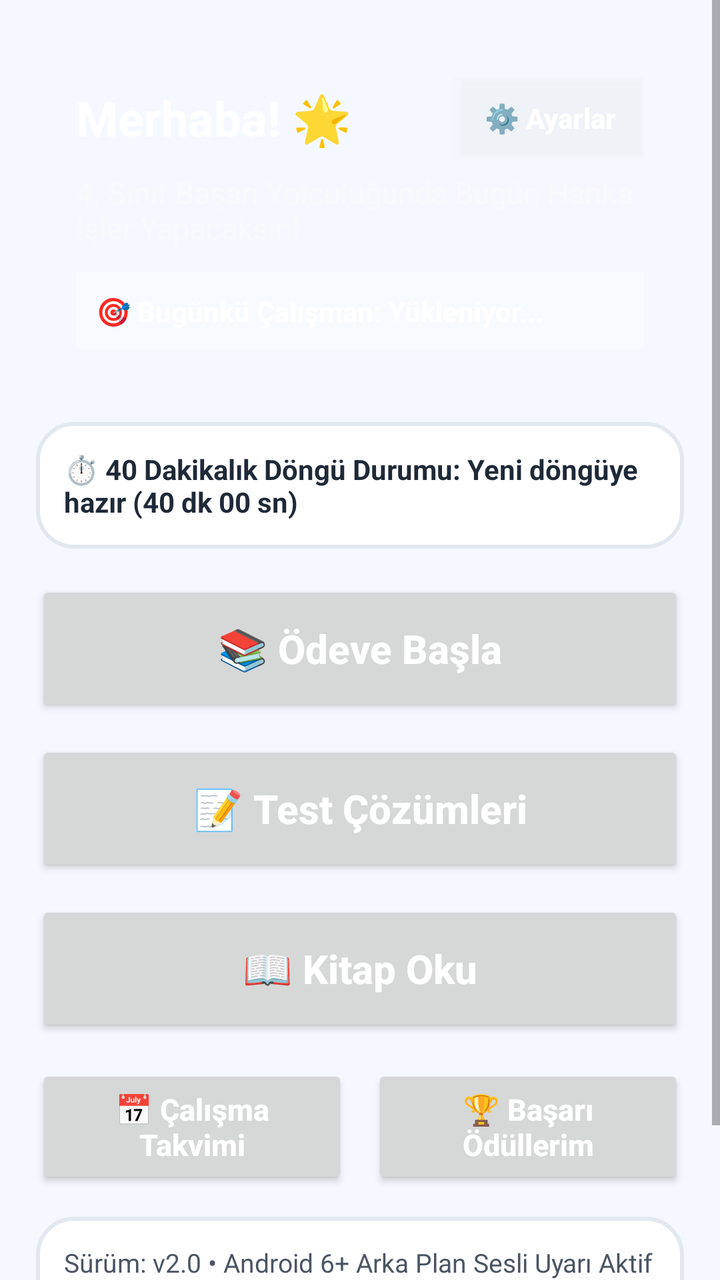
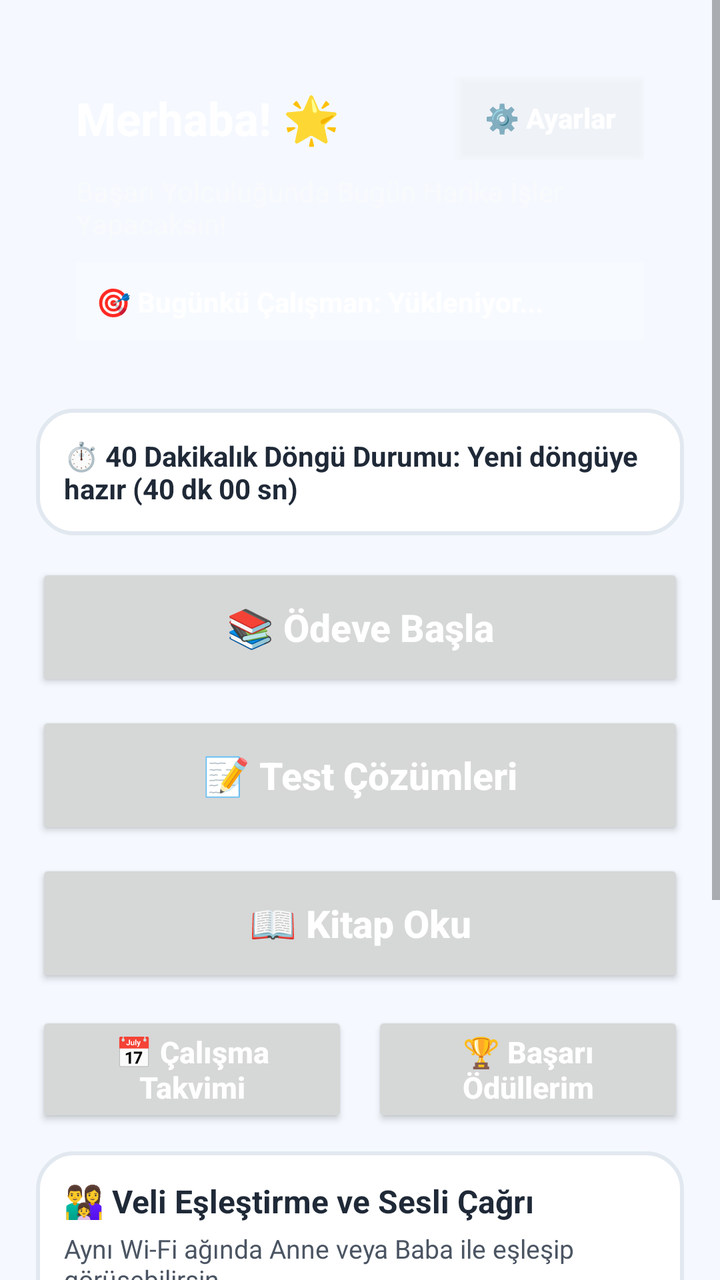

Compare the two renders of this Android layout. The source of the first and the diff that turns it into the second are given below.
<!-- AndroidManifest.xml: application theme AppTheme -->
<!-- res/layout/activity_main.xml -->
<?xml version="1.0" encoding="utf-8"?>
<ScrollView xmlns:android="http://schemas.android.com/apk/res/android"
    android:id="@+id/scrollRootMain"
    android:layout_width="match_parent"
    android:layout_height="match_parent"
    android:fillViewport="true"
    android:background="@color/bg_surface">

    <LinearLayout
        android:layout_width="match_parent"
        android:layout_height="wrap_content"
        android:orientation="vertical"
        android:padding="18dp">

        
        <LinearLayout
            android:id="@+id/layoutOnboardingContainer"
            android:layout_width="match_parent"
            android:layout_height="wrap_content"
            android:background="@drawable/bg_white_card"
            android:orientation="vertical"
            android:padding="22dp"
            android:visibility="gone">

            <TextView
                android:layout_width="match_parent"
                android:layout_height="wrap_content"
                android:text="🌟 Çalışma Zamanlayıcı'ya Hoş Geldin!"
                android:textColor="@color/text_dark"
                android:textSize="22sp"
                android:textStyle="bold" />

            <TextView
                android:layout_width="match_parent"
                android:layout_height="wrap_content"
                android:layout_marginTop="8dp"
                android:text="Başlamadan önce seni tanıyalım ve uygulama temanı hazırlayalım:"
                android:textColor="@color/text_muted"
                android:textSize="15sp" />

            <TextView
                android:layout_width="match_parent"
                android:layout_height="wrap_content"
                android:layout_marginTop="18dp"
                android:text="İsmin nedir?"
                android:textColor="@color/text_dark"
                android:textSize="16sp"
                android:textStyle="bold" />

            <EditText
                android:id="@+id/etOnboardName"
                android:layout_width="match_parent"
                android:layout_height="52dp"
                android:layout_marginTop="6dp"
                android:hint="İsmini buraya yaz..."
                android:inputType="textPersonName|textCapWords"
                android:padding="12dp"
                android:textColor="@color/text_dark"
                android:textSize="17sp" />

            <TextView
                android:layout_width="match_parent"
                android:layout_height="wrap_content"
                android:layout_marginTop="16dp"
                android:text="Seçiminiz (tema seçeneği için):"
                android:textColor="@color/text_dark"
                android:textSize="16sp"
                android:textStyle="bold" />

            <RadioGroup
                android:id="@+id/rgOnboardGender"
                android:layout_width="match_parent"
                android:layout_height="wrap_content"
                android:layout_marginTop="8dp"
                android:orientation="vertical">

                <RadioButton
                    android:id="@+id/rbOnboardGirl"
                    android:layout_width="match_parent"
                    android:layout_height="46dp"
                    android:checked="true"
                    android:text="👧 Kız (tema seçeneği için)"
                    android:textColor="@color/text_dark"
                    android:textSize="16sp" />

                <RadioButton
                    android:id="@+id/rbOnboardBoy"
                    android:layout_width="match_parent"
                    android:layout_height="46dp"
                    android:text="👦 Erkek (tema seçeneği için)"
                    android:textColor="@color/text_dark"
                    android:textSize="16sp" />
            </RadioGroup>

            <Button
                android:id="@+id/btnCompleteOnboarding"
                android:layout_width="match_parent"
                android:layout_height="58dp"
                android:layout_marginTop="20dp"
                android:text="🚀 Giriş Yap ve Başla"
                android:textAllCaps="false"
                android:textColor="#FFFFFF"
                android:textSize="18sp"
                android:textStyle="bold" />
        </LinearLayout>

        
        <LinearLayout
            android:id="@+id/layoutDashboardContainer"
            android:layout_width="match_parent"
            android:layout_height="wrap_content"
            android:orientation="vertical">

            
            <LinearLayout
                android:id="@+id/layoutMainHeaderCard"
                android:layout_width="match_parent"
                android:layout_height="wrap_content"
                android:orientation="vertical"
                android:padding="20dp"
                android:layout_marginBottom="16dp">

                <LinearLayout
                    android:layout_width="match_parent"
                    android:layout_height="wrap_content"
                    android:gravity="center_vertical"
                    android:orientation="horizontal">

                    <TextView
                        android:id="@+id/tvWelcomeUser"
                        android:layout_width="0dp"
                        android:layout_height="wrap_content"
                        android:layout_weight="1"
                        android:text="Merhaba! 🌟"
                        android:textColor="#FFFFFF"
                        android:textSize="24sp"
                        android:textStyle="bold" />

                    <Button
                        android:id="@+id/btnOpenSettings"
                        android:layout_width="wrap_content"
                        android:layout_height="42dp"
                        android:background="#33FFFFFF"
                        android:paddingStart="14dp"
                        android:paddingEnd="14dp"
                        android:text="⚙️ Ayarlar"
                        android:textAllCaps="false"
                        android:textColor="#FFFFFF"
                        android:textSize="14sp"
                        android:textStyle="bold" />
                </LinearLayout>

                <TextView
                    android:id="@+id/tvWelcomeSub"
                    android:layout_width="wrap_content"
                    android:layout_height="wrap_content"
                    android:layout_marginTop="6dp"
                    android:text="4. Sınıf Başarı Yolculuğunda Bugün Harika İşler Yapacaksın!"
                    android:textColor="#F8FAFC"
                    android:textSize="15sp" />

                <TextView
                    android:id="@+id/tvTodaySummaryBanner"
                    android:layout_width="match_parent"
                    android:layout_height="wrap_content"
                    android:layout_marginTop="12dp"
                    android:background="#28FFFFFF"
                    android:padding="10dp"
                    android:text="🎯 Bugünkü Çalışman: Yükleniyor..."
                    android:textColor="#FFFFFF"
                    android:textSize="14sp"
                    android:textStyle="bold" />
            </LinearLayout>

            
            <LinearLayout
                android:id="@+id/layoutCycleMemoryBox"
                android:layout_width="match_parent"
                android:layout_height="wrap_content"
                android:background="@drawable/bg_white_card"
                android:orientation="vertical"
                android:padding="14dp"
                android:layout_marginBottom="16dp">

                <TextView
                    android:id="@+id/tvCycleMemoryInfo"
                    android:layout_width="match_parent"
                    android:layout_height="wrap_content"
                    android:text="⏱️ 40 Dakikalık Döngü Durumu: Yeni döngüye hazır (40 dk 00 sn)"
                    android:textColor="@color/text_dark"
                    android:textSize="14sp"
                    android:textStyle="bold" />

                <Button
                    android:id="@+id/btnResumeActiveTimer"
                    android:layout_width="match_parent"
                    android:layout_height="50dp"
                    android:layout_marginTop="8dp"
                    android:text="▶️ Devam Eden Zamanlayıcı Ekranını Aç"
                    android:textAllCaps="false"
                    android:textColor="#FFFFFF"
                    android:textStyle="bold"
                    android:visibility="gone" />
            </LinearLayout>

            
            <Button
                android:id="@+id/btnStartHomework"
                android:layout_width="match_parent"
                android:layout_height="68dp"
                android:layout_marginBottom="12dp"
                android:text="📚 Ödeve Başla"
                android:textAllCaps="false"
                android:textColor="#FFFFFF"
                android:textSize="20sp"
                android:textStyle="bold" />

            <Button
                android:id="@+id/btnStartTest"
                android:layout_width="match_parent"
                android:layout_height="68dp"
                android:layout_marginBottom="12dp"
                android:text="📝 Test Çözümleri"
                android:textAllCaps="false"
                android:textColor="#FFFFFF"
                android:textSize="20sp"
                android:textStyle="bold" />

            <Button
                android:id="@+id/btnStartBookRead"
                android:layout_width="match_parent"
                android:layout_height="68dp"
                android:layout_marginBottom="14dp"
                android:text="📖 Kitap Oku"
                android:textAllCaps="false"
                android:textColor="#FFFFFF"
                android:textSize="20sp"
                android:textStyle="bold" />

            
            <LinearLayout
                android:layout_width="match_parent"
                android:layout_height="wrap_content"
                android:orientation="horizontal"
                android:weightSum="2"
                android:layout_marginBottom="14dp">

                <Button
                    android:id="@+id/btnOpenCalendar"
                    android:layout_width="0dp"
                    android:layout_height="62dp"
                    android:layout_weight="1"
                    android:layout_marginEnd="6dp"
                    android:text="📅 Çalışma Takvimi"
                    android:textAllCaps="false"
                    android:textColor="#FFFFFF"
                    android:textSize="15sp"
                    android:textStyle="bold" />

                <Button
                    android:id="@+id/btnOpenRewards"
                    android:layout_width="0dp"
                    android:layout_height="62dp"
                    android:layout_weight="1"
                    android:layout_marginStart="6dp"
                    android:text="🏆 Başarı Ödüllerim"
                    android:textAllCaps="false"
                    android:textColor="#FFFFFF"
                    android:textSize="15sp"
                    android:textStyle="bold" />
            </LinearLayout>

            
            <LinearLayout
                android:layout_width="match_parent"
                android:layout_height="wrap_content"
                android:background="@drawable/bg_white_card"
                android:orientation="vertical"
                android:padding="14dp">

                <TextView
                    android:id="@+id/tvAppVersionInfo"
                    android:layout_width="match_parent"
                    android:layout_height="wrap_content"
                    android:text="Sürüm: v2.0 • Android 6+ Arka Plan Sesli Uyarı Aktif"
                    android:textColor="@color/text_muted"
                    android:textSize="13sp"
                    android:layout_marginBottom="10dp" />

                <LinearLayout
                    android:layout_width="match_parent"
                    android:layout_height="wrap_content"
                    android:orientation="horizontal"
                    android:weightSum="2">

                    <Button
                        android:id="@+id/btnTestVoice"
                        android:layout_width="0dp"
                        android:layout_height="46dp"
                        android:layout_weight="1"
                        android:layout_marginEnd="6dp"
                        android:text="🔊 Anons Sesi Testi"
                        android:textAllCaps="false"
                        android:textColor="#FFFFFF"
                        android:textSize="13sp" />

                    <Button
                        android:id="@+id/btnCheckUpdate"
                        android:layout_width="0dp"
                        android:layout_height="46dp"
                        android:layout_weight="1"
                        android:layout_marginStart="6dp"
                        android:text="🔄 Güncelleme Bul"
                        android:textAllCaps="false"
                        android:textColor="#FFFFFF"
                        android:textSize="13sp" />
                </LinearLayout>
            </LinearLayout>

        </LinearLayout>

    </LinearLayout>
</ScrollView>
<!-- resources referenced by this layout -->
<resources>
  <color name="bg_surface">#F5F9FF</color>
  <color name="text_dark">#1F2937</color>
  <color name="text_muted">#4B5563</color>
  <!-- drawable bg_white_card (drawable) -->
  <?xml version="1.0" encoding="utf-8"?>
  <shape xmlns:android="http://schemas.android.com/apk/res/android" android:shape="rectangle">
      <solid android:color="#FFFFFF" />
      <corners android:radius="18dp" />
      <stroke android:width="2dp" android:color="#E2E8F0" />
  </shape>
  <style name="AppTheme" parent="android:Theme.Material.Light.NoActionBar">
          <item name="android:colorPrimary">@color/primary_default</item>
          <item name="android:colorPrimaryDark">@color/primary_dark_default</item>
          <item name="android:colorAccent">@color/accent_default</item>
          <item name="android:windowBackground">@color/bg_surface</item>
          <item name="android:statusBarColor">@color/primary_dark_default</item>
      </style>
  <color name="primary_default">#1E88E5</color>
  <color name="primary_dark_default">#1565C0</color>
  <color name="accent_default">#00897B</color>
</resources>

<!-- the commit's change to res/layout/activity_main.xml (unified diff, before → after) -->
@@ -34,14 +34,14 @@
                 android:layout_width="match_parent"
                 android:layout_height="wrap_content"
                 android:layout_marginTop="8dp"
-                android:text="Başlamadan önce seni tanıyalım ve uygulama temanı hazırlayalım:"
+                android:text="Başlamadan önce bilgilerini seçelim:"
                 android:textColor="@color/text_muted"
                 android:textSize="15sp" />
 
             <TextView
                 android:layout_width="match_parent"
                 android:layout_height="wrap_content"
-                android:layout_marginTop="18dp"
+                android:layout_marginTop="16dp"
                 android:text="İsmin nedir?"
                 android:textColor="@color/text_dark"
                 android:textSize="16sp"
@@ -61,7 +61,22 @@
             <TextView
                 android:layout_width="match_parent"
                 android:layout_height="wrap_content"
-                android:layout_marginTop="16dp"
+                android:layout_marginTop="14dp"
+                android:text="Kaçıncı sınıftasın? (1. - 8. Sınıf):"
+                android:textColor="@color/text_dark"
+                android:textSize="16sp"
+                android:textStyle="bold" />
+
+            <Spinner
+                android:id="@+id/spinnerOnboardGrade"
+                android:layout_width="match_parent"
+                android:layout_height="50dp"
+                android:layout_marginTop="6dp" />
+
+            <TextView
+                android:layout_width="match_parent"
+                android:layout_height="wrap_content"
+                android:layout_marginTop="14dp"
                 android:text="Seçiminiz (tema seçeneği için):"
                 android:textColor="@color/text_dark"
                 android:textSize="16sp"
@@ -77,7 +92,7 @@
                 <RadioButton
                     android:id="@+id/rbOnboardGirl"
                     android:layout_width="match_parent"
-                    android:layout_height="46dp"
+                    android:layout_height="44dp"
                     android:checked="true"
                     android:text="👧 Kız (tema seçeneği için)"
                     android:textColor="@color/text_dark"
@@ -86,7 +101,7 @@
                 <RadioButton
                     android:id="@+id/rbOnboardBoy"
                     android:layout_width="match_parent"
-                    android:layout_height="46dp"
+                    android:layout_height="44dp"
                     android:text="👦 Erkek (tema seçeneği için)"
                     android:textColor="@color/text_dark"
                     android:textSize="16sp" />
@@ -96,7 +111,7 @@
                 android:id="@+id/btnCompleteOnboarding"
                 android:layout_width="match_parent"
                 android:layout_height="58dp"
-                android:layout_marginTop="20dp"
+                android:layout_marginTop="18dp"
                 android:text="🚀 Giriş Yap ve Başla"
                 android:textAllCaps="false"
                 android:textColor="#FFFFFF"
@@ -118,7 +133,7 @@
                 android:layout_height="wrap_content"
                 android:orientation="vertical"
                 android:padding="20dp"
-                android:layout_marginBottom="16dp">
+                android:layout_marginBottom="14dp">
 
                 <LinearLayout
                     android:layout_width="match_parent"
@@ -133,7 +148,7 @@
                         android:layout_weight="1"
                         android:text="Merhaba! 🌟"
                         android:textColor="#FFFFFF"
-                        android:textSize="24sp"
+                        android:textSize="23sp"
                         android:textStyle="bold" />
 
                     <Button
@@ -155,15 +170,15 @@
                     android:layout_width="wrap_content"
                     android:layout_height="wrap_content"
                     android:layout_marginTop="6dp"
-                    android:text="4. Sınıf Başarı Yolculuğunda Bugün Harika İşler Yapacaksın!"
+                    android:text="Başarı Yolculuğunda Bugün Harika İşler Yapacaksın!"
                     android:textColor="#F8FAFC"
-                    android:textSize="15sp" />
+                    android:textSize="14sp" />
 
                 <TextView
                     android:id="@+id/tvTodaySummaryBanner"
                     android:layout_width="match_parent"
                     android:layout_height="wrap_content"
-                    android:layout_marginTop="12dp"
+                    android:layout_marginTop="10dp"
                     android:background="#28FFFFFF"
                     android:padding="10dp"
                     android:text="🎯 Bugünkü Çalışman: Yükleniyor..."
@@ -180,7 +195,7 @@
                 android:background="@drawable/bg_white_card"
                 android:orientation="vertical"
                 android:padding="14dp"
-                android:layout_marginBottom="16dp">
+                android:layout_marginBottom="14dp">
 
                 <TextView
                     android:id="@+id/tvCycleMemoryInfo"
@@ -194,7 +209,7 @@
                 <Button
                     android:id="@+id/btnResumeActiveTimer"
                     android:layout_width="match_parent"
-                    android:layout_height="50dp"
+                    android:layout_height="48dp"
                     android:layout_marginTop="8dp"
                     android:text="▶️ Devam Eden Zamanlayıcı Ekranını Aç"
                     android:textAllCaps="false"
@@ -207,34 +222,34 @@
             <Button
                 android:id="@+id/btnStartHomework"
                 android:layout_width="match_parent"
-                android:layout_height="68dp"
-                android:layout_marginBottom="12dp"
+                android:layout_height="64dp"
+                android:layout_marginBottom="10dp"
                 android:text="📚 Ödeve Başla"
                 android:textAllCaps="false"
                 android:textColor="#FFFFFF"
-                android:textSize="20sp"
+                android:textSize="19sp"
                 android:textStyle="bold" />
 
             <Button
                 android:id="@+id/btnStartTest"
                 android:layout_width="match_parent"
-                android:layout_height="68dp"
-                android:layout_marginBottom="12dp"
+                android:layout_height="64dp"
+                android:layout_marginBottom="10dp"
                 android:text="📝 Test Çözümleri"
                 android:textAllCaps="false"
                 android:textColor="#FFFFFF"
-                android:textSize="20sp"
+                android:textSize="19sp"
                 android:textStyle="bold" />
 
             <Button
                 android:id="@+id/btnStartBookRead"
                 android:layout_width="match_parent"
-                android:layout_height="68dp"
-                android:layout_marginBottom="14dp"
+                android:layout_height="64dp"
+                android:layout_marginBottom="12dp"
                 android:text="📖 Kitap Oku"
                 android:textAllCaps="false"
                 android:textColor="#FFFFFF"
-                android:textSize="20sp"
+                android:textSize="19sp"
                 android:textStyle="bold" />
 
             
@@ -243,12 +258,12 @@
                 android:layout_height="wrap_content"
                 android:orientation="horizontal"
                 android:weightSum="2"
-                android:layout_marginBottom="14dp">
+                android:layout_marginBottom="12dp">
 
                 <Button
                     android:id="@+id/btnOpenCalendar"
                     android:layout_width="0dp"
-                    android:layout_height="62dp"
+                    android:layout_height="58dp"
                     android:layout_weight="1"
                     android:layout_marginEnd="6dp"
                     android:text="📅 Çalışma Takvimi"
@@ -260,7 +275,7 @@
                 <Button
                     android:id="@+id/btnOpenRewards"
                     android:layout_width="0dp"
-                    android:layout_height="62dp"
+                    android:layout_height="58dp"
                     android:layout_weight="1"
                     android:layout_marginStart="6dp"
                     android:text="🏆 Başarı Ödüllerim"
@@ -276,13 +291,83 @@
                 android:layout_height="wrap_content"
                 android:background="@drawable/bg_white_card"
                 android:orientation="vertical"
+                android:padding="14dp"
+                android:layout_marginBottom="12dp">
+
+                <TextView
+                    android:layout_width="match_parent"
+                    android:layout_height="wrap_content"
+                    android:text="👨‍👩‍👧 Veli Eşleştirme ve Sesli Çağrı"
+                    android:textColor="@color/text_dark"
+                    android:textSize="16sp"
+                    android:textStyle="bold" />
+
+                <TextView
+                    android:id="@+id/tvParentConnectionStatus"
+                    android:layout_width="match_parent"
+                    android:layout_height="wrap_content"
+                    android:layout_marginTop="4dp"
+                    android:text="Aynı Wi-Fi ağında Anne veya Baba ile eşleşip görüşebilirsin."
+                    android:textColor="@color/text_muted"
+                    android:textSize="13sp" />
+
+                <LinearLayout
+                    android:layout_width="match_parent"
+                    android:layout_height="wrap_content"
+                    android:layout_marginTop="10dp"
+                    android:orientation="horizontal"
+                    android:weightSum="2">
+
+                    <Button
+                        android:id="@+id/btnCallAnne"
+                        android:layout_width="0dp"
+                        android:layout_height="50dp"
+                        android:layout_weight="1"
+                        android:layout_marginEnd="6dp"
+                        android:text="👩 Anne'ye Çağrı"
+                        android:textAllCaps="false"
+                        android:textColor="#FFFFFF"
+                        android:textSize="14sp"
+                        android:textStyle="bold" />
+
+                    <Button
+                        android:id="@+id/btnCallBaba"
+                        android:layout_width="0dp"
+                        android:layout_height="50dp"
+                        android:layout_weight="1"
+                        android:layout_marginStart="6dp"
+                        android:text="👨 Baba'ya Çağrı"
+                        android:textAllCaps="false"
+                        android:textColor="#FFFFFF"
+                        android:textSize="14sp"
+                        android:textStyle="bold" />
+                </LinearLayout>
+
+                <Button
+                    android:id="@+id/btnOpenParentQr"
+                    android:layout_width="match_parent"
+                    android:layout_height="48dp"
+                    android:layout_marginTop="8dp"
+                    android:text="📱 Anne / Baba Eşleştirme Karekodu Göster"
+                    android:textAllCaps="false"
+                    android:textColor="#FFFFFF"
+                    android:textSize="14sp"
+                    android:textStyle="bold" />
+            </LinearLayout>
+
+            
+            <LinearLayout
+                android:layout_width="match_parent"
+                android:layout_height="wrap_content"
+                android:background="@drawable/bg_white_card"
+                android:orientation="vertical"
                 android:padding="14dp">
 
                 <TextView
                     android:id="@+id/tvAppVersionInfo"
                     android:layout_width="match_parent"
                     android:layout_height="wrap_content"
-                    android:text="Sürüm: v2.0 • Android 6+ Arka Plan Sesli Uyarı Aktif"
+                    android:text="Sürüm: v3.0 • Android 6+ Arka Plan Sesli Uyarı Aktif"
                     android:textColor="@color/text_muted"
                     android:textSize="13sp"
                     android:layout_marginBottom="10dp" />
